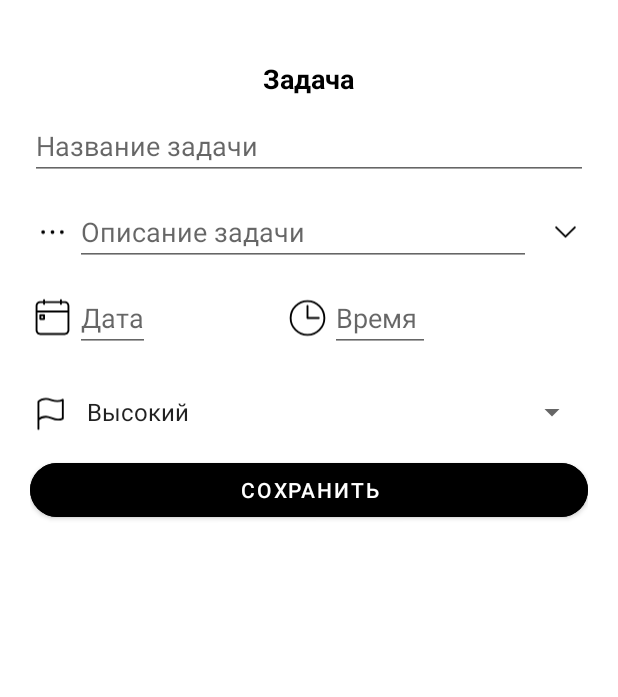
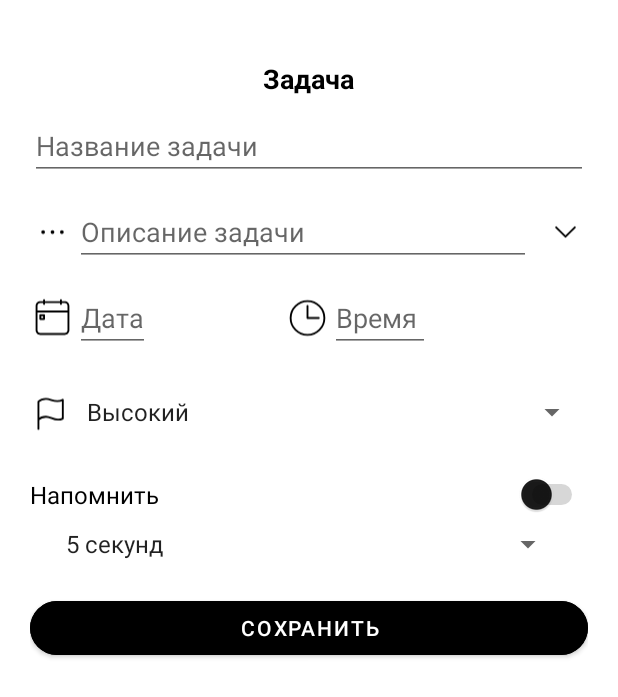
Before and after one commit to Cas-byte-per/Samurai_way, an Android app: the fragment EditTaskFragment placed in its activity, on a phone screen of 412 x 824 dp. Shown: the top 697 px of the screen. Run offline under Robolectric (Android 15) with nearby library versions, the light colour scheme and no system bars; our stand-ins replace Firebase (no records; nobody signed in at launch, a user with empty details on screens opened directly).

Commit message:
Добавление поддержки уведомлений

```diff
--- a/app/src/main/AndroidManifest.xml
+++ b/app/src/main/AndroidManifest.xml
@@ -2,6 +2,7 @@
 <manifest xmlns:android="http://schemas.android.com/apk/res/android"
     xmlns:tools="http://schemas.android.com/tools">
     <uses-permission android:name="android.permission.INTERNET"/>
+    <uses-permission android:name="android.permission.RECEIVE_BOOT_COMPLETED"/>
     <application
         android:allowBackup="true"
         android:dataExtractionRules="@xml/data_extraction_rules"
--- a/app/src/main/java/com/example/myapp/EditTaskFragment.java
+++ b/app/src/main/java/com/example/myapp/EditTaskFragment.java
@@ -1,14 +1,20 @@
 package com.example.myapp;
 
-import android.app.AlertDialog; // NEW
+import android.app.DatePickerDialog;
 import android.app.TimePickerDialog;
 import android.os.Bundle;
+import android.text.InputType;
 import android.view.LayoutInflater;
 import android.view.View;
 import android.view.ViewGroup;
+import android.widget.ArrayAdapter;
 import android.widget.Button;
+import android.widget.CompoundButton;
+import android.widget.DatePicker;
 import android.widget.EditText;
 import android.widget.ImageView;
+import android.widget.Spinner;
+import android.widget.Switch;
 import android.widget.Toast;
 
 import androidx.fragment.app.Fragment;
@@ -18,42 +24,43 @@ import org.jspecify.annotations.NonNull;
 
 import java.text.ParseException;
 import java.text.SimpleDateFormat;
+import java.util.Arrays;
 import java.util.Calendar;
 import java.util.Date;
 import java.util.Locale;
-import android.app.DatePickerDialog;
-import android.text.InputType;
-import android.widget.Spinner;
-import android.widget.ArrayAdapter;
-import java.util.Arrays;
-
-
 
 public class EditTaskFragment extends Fragment {
 
-    private static final String ARG_POSITION    = "position";    // NEW
-    private static final String ARG_TITLE       = "title";
-    private static final String ARG_DATE        = "date";
-    private static final String ARG_PRIORITY    = "priority";
-    private static final String ARG_DESCRIPTION = "description";
-    private static final String ARG_TIME = "time";
+    private static final String ARG_POSITION         = "position";
+    private static final String ARG_TITLE            = "title";
+    private static final String ARG_DATE             = "date";
+    private static final String ARG_TIME             = "time";
+    private static final String ARG_PRIORITY         = "priority";
+    private static final String ARG_DESCRIPTION      = "description";
+    private static final String ARG_NOTIFY_ENABLED   = "notifyEnabled";
+    private static final String ARG_NOTIFY_BEFORE    = "notifyBeforeHours";
 
-    private EditText titleInput, dateInput, descriptionInput, timeInput;
+    private EditText titleInput, dateInput, timeInput, descriptionInput;
     private Spinner prioritySpinner;
     private ImageView ivToggleDesc;
+    private Button saveButton;
     private boolean isDescExpanded = false;
-    private int position = -1; // NEW
+    private int position = -1;
 
-    // NEW: теперь принимаем позицию
+    private Switch switchNotify;
+    private Spinner spinnerNotifyBefore;
+
     public static EditTaskFragment newInstance(int position, Task task) {
         EditTaskFragment fragment = new EditTaskFragment();
         Bundle args = new Bundle();
-        args.putInt(ARG_POSITION, position);
-        args.putString(ARG_TITLE, task.getTitle());
-        args.putString(ARG_DATE, task.getDate());
-        args.putString(ARG_TIME, task.getTime());
-        args.putInt(ARG_PRIORITY, task.getPriority());
-        args.putString(ARG_DESCRIPTION, task.getDescription());
+        args.putInt   (ARG_POSITION,       position);
+        args.putString(ARG_TITLE,          task.getTitle());
+        args.putString(ARG_DATE,           task.getDate());
+        args.putString(ARG_TIME,           task.getTime());
+        args.putInt   (ARG_PRIORITY,       task.getPriority());
+        args.putString(ARG_DESCRIPTION,    task.getDescription());
+        args.putBoolean(ARG_NOTIFY_ENABLED,   task.isNotifyEnabled());
+        args.putInt   (ARG_NOTIFY_BEFORE, task.getNotifyBeforeHours());
         fragment.setArguments(args);
         return fragment;
     }
@@ -65,74 +72,62 @@ public class EditTaskFragment extends Fragment {
         View view = inflater.inflate(R.layout.fragment_edit_task, container, false);
 
         // findViewById
-        titleInput       = view.findViewById(R.id.etTitle);
-        dateInput        = view.findViewById(R.id.etDate);
-        timeInput = view.findViewById(R.id.etTime);
+        titleInput          = view.findViewById(R.id.etTitle);
+        dateInput           = view.findViewById(R.id.etDate);
+        timeInput           = view.findViewById(R.id.etTime);
+        descriptionInput    = view.findViewById(R.id.etDescription);
+        ivToggleDesc        = view.findViewById(R.id.ivToggleDesc);
+        saveButton          = view.findViewById(R.id.btnSave);
+        prioritySpinner     = view.findViewById(R.id.spinnerPriority);
+        switchNotify        = view.findViewById(R.id.switchNotify);
+        spinnerNotifyBefore = view.findViewById(R.id.spinnerNotifyBefore);
 
-        // Отключаем ручной ввод и скрываем курсор
+        // отключаем ручной ввод для даты и времени
         dateInput.setInputType(InputType.TYPE_NULL);
         dateInput.setCursorVisible(false);
-
         timeInput.setInputType(InputType.TYPE_NULL);
         timeInput.setCursorVisible(false);
 
-        // По клику показываем DatePickerDialog
+        // DatePickerDialog
         dateInput.setOnClickListener(v -> {
-            // Текущая дата для инициализации диалога
-            final Calendar cal = Calendar.getInstance();
-            int year  = cal.get(Calendar.YEAR);
-            int month = cal.get(Calendar.MONTH);
-            int day   = cal.get(Calendar.DAY_OF_MONTH);
-
-            DatePickerDialog picker = new DatePickerDialog(
-                    requireContext(),
-                    (view1, year1, month1, dayOfMonth) -> {
-                        // Форматируем в dd.MM.yy, год %100
+            Calendar cal = Calendar.getInstance();
+            new DatePickerDialog(requireContext(),
+                    (DatePicker dp, int y, int m, int d) -> {
                         String formatted = String.format(
-                                Locale.getDefault(),
-                                "%02d.%02d.%02d",
-                                dayOfMonth,
-                                month1 + 1,
-                                year1 % 100
-                        );
+                                Locale.getDefault(), "%02d.%02d.%02d", d, m + 1, y % 100);
                         dateInput.setText(formatted);
                     },
-                    year, month, day
-            );
-            picker.show();
+                    cal.get(Calendar.YEAR),
+                    cal.get(Calendar.MONTH),
+                    cal.get(Calendar.DAY_OF_MONTH)
+            ).show();
         });
+
+        // TimePickerDialog
         timeInput.setOnClickListener(v -> {
-            final Calendar cal = Calendar.getInstance();
-            int hour = cal.get(Calendar.HOUR_OF_DAY);
-            int minute = cal.get(Calendar.MINUTE);
+            Calendar cal = Calendar.getInstance();
             new TimePickerDialog(requireContext(),
-                    (view1, h, m) -> {
+                    (tp, h, m) -> {
                         String fmt = String.format(Locale.getDefault(), "%02d:%02d", h, m);
                         timeInput.setText(fmt);
                     },
-                    hour, minute, true
+                    cal.get(Calendar.HOUR_OF_DAY),
+                    cal.get(Calendar.MINUTE),
+                    true
             ).show();
         });
 
-        // 1) Находим Spinner
-        prioritySpinner = view.findViewById(R.id.spinnerPriority);
-
-        // 2) Готовим список опций
+        // приоритеты
         String[] priorities = {"Высокий", "Средний", "Низкий"};
-        ArrayAdapter<String> adapter = new ArrayAdapter<>(
+        ArrayAdapter<String> priAdapter = new ArrayAdapter<>(
                 requireContext(),
                 android.R.layout.simple_spinner_item,
                 Arrays.asList(priorities)
         );
+        priAdapter.setDropDownViewResource(android.R.layout.simple_spinner_dropdown_item);
+        prioritySpinner.setAdapter(priAdapter);
 
-        adapter.setDropDownViewResource(android.R.layout.simple_spinner_dropdown_item);
-        prioritySpinner.setAdapter(adapter);
-
-        descriptionInput = view.findViewById(R.id.etDescription);
-        ivToggleDesc     = view.findViewById(R.id.ivToggleDesc);
-        Button saveButton   = view.findViewById(R.id.btnSave);
-
-        // раскладка описания
+        // разворот описания
         descriptionInput.setMaxLines(1);
         ivToggleDesc.setImageResource(R.drawable.ic_down);
         ivToggleDesc.setOnClickListener(v -> {
@@ -146,35 +141,56 @@ public class EditTaskFragment extends Fragment {
             isDescExpanded = !isDescExpanded;
         });
 
-        // получаем аргументы
+        // Spinner для уведомлений
+        ArrayAdapter<CharSequence> notifyAdapter = ArrayAdapter.createFromResource(
+                requireContext(),
+                R.array.notify_hours,
+                android.R.layout.simple_spinner_item
+        );
+        notifyAdapter.setDropDownViewResource(android.R.layout.simple_spinner_dropdown_item);
+        spinnerNotifyBefore.setAdapter(notifyAdapter);
+
+        // включение/отключение Spinner
+        switchNotify.setOnCheckedChangeListener((CompoundButton btn, boolean isChecked) ->
+                spinnerNotifyBefore.setEnabled(isChecked)
+        );
+
+        // заполнение полей при редактировании
         if (getArguments() != null) {
-            position = getArguments().getInt(ARG_POSITION, -1); // NEW
+            position = getArguments().getInt(ARG_POSITION, -1);
             titleInput.setText(getArguments().getString(ARG_TITLE));
             dateInput.setText(getArguments().getString(ARG_DATE));
             timeInput.setText(getArguments().getString(ARG_TIME, ""));
-            int prio = getArguments().getInt(ARG_PRIORITY, 1);   // 1–3
+            int prio = getArguments().getInt(ARG_PRIORITY, 1);
             prioritySpinner.setSelection(prio - 1);
             descriptionInput.setText(getArguments().getString(ARG_DESCRIPTION));
+
+            boolean notifyOn = getArguments().getBoolean(ARG_NOTIFY_ENABLED, false);
+            int beforeHours = getArguments().getInt(ARG_NOTIFY_BEFORE, 1);
+            switchNotify.setChecked(notifyOn);
+            spinnerNotifyBefore.setSelection(beforeHours - 1);
+            spinnerNotifyBefore.setEnabled(notifyOn);
         }
 
-        // SAVE логика (как было)
+        // сохранение
         saveButton.setOnClickListener(v -> {
-            String title       = titleInput.getText().toString().trim();
-            String date        = dateInput.getText().toString().trim();
-            String time = timeInput.getText().toString().trim();
-            int prio = prioritySpinner.getSelectedItemPosition() + 1;
-            String description = descriptionInput.getText().toString().trim();
+            String title = titleInput.getText().toString().trim();
+            String date  = dateInput.getText().toString().trim();
+            String time  = timeInput.getText().toString().trim();
+            int prio     = prioritySpinner.getSelectedItemPosition() + 1;
+            String desc  = descriptionInput.getText().toString().trim();
 
             if (title.isEmpty()) {
                 Toast.makeText(getContext(), "Введите название задачи", Toast.LENGTH_SHORT).show();
                 return;
             }
-            // валидируем дату...
+            // проверка даты
             SimpleDateFormat sdf = new SimpleDateFormat("dd.MM.yy", Locale.getDefault());
             sdf.setLenient(false);
             Date enteredDate;
-            try { enteredDate = sdf.parse(date); }
-            catch (ParseException e) {
+            try {
+                enteredDate = sdf.parse(date);
+            } catch (ParseException e) {
                 Toast.makeText(getContext(), "Дата некорректна. Проверьте день и месяц.", Toast.LENGTH_SHORT).show();
                 return;
             }
@@ -182,9 +198,8 @@ public class EditTaskFragment extends Fragment {
                 Toast.makeText(getContext(), "Нельзя ставить задачу на прошедшую дату", Toast.LENGTH_SHORT).show();
                 return;
             }
-            // ─────══ Проверка времени, если оно указано ══─────
+            // проверка времени
             if (!time.isEmpty()) {
-                    // объединяем дату и время
                 String dt = date + " " + time;
                 SimpleDateFormat sdfDT = new SimpleDateFormat("dd.MM.yy HH:mm", Locale.getDefault());
                 sdfDT.setLenient(false);
@@ -195,27 +210,30 @@ public class EditTaskFragment extends Fragment {
                     Toast.makeText(getContext(), "Время некорректно. Проверьте часы и минуты.", Toast.LENGTH_SHORT).show();
                     return;
                 }
-                    // если сочетание «дата+время» раньше сейчас — ошибка
                 if (enteredDateTime.before(new Date())) {
                     Toast.makeText(getContext(), "Нельзя ставить дедлайн в прошлом", Toast.LENGTH_SHORT).show();
                     return;
                 }
             }
+
+            // параметры уведомления
+            boolean notifyOn = switchNotify.isChecked();
+            int beforeHours = spinnerNotifyBefore.getSelectedItemPosition() + 1;
+
             Bundle result = new Bundle();
-            result.putString("title", title);
-            result.putString("date", date);
-            result.putInt(ARG_PRIORITY, prio);
-            result.putString("description", description);
-            result.putString("time",time);
+            result.putString("title",       title);
+            result.putString("date",        date);
+            result.putString("time",        time);
+            result.putInt   (ARG_PRIORITY,  prio);
+            result.putString("description", desc);
+            result.putBoolean(ARG_NOTIFY_ENABLED, notifyOn);
+            result.putInt   (ARG_NOTIFY_BEFORE, beforeHours);
 
             if (getArguments() != null && getArguments().containsKey(ARG_POSITION)) {
-                int pos = getArguments().getInt(ARG_POSITION);
-                result.putInt("position", pos);
-                getParentFragmentManager()
-                        .setFragmentResult("task_update_result", result);
+                result.putInt("position", getArguments().getInt(ARG_POSITION));
+                getParentFragmentManager().setFragmentResult("task_update_result", result);
             } else {
-                getParentFragmentManager()
-                        .setFragmentResult("task_add_result", result);
+                getParentFragmentManager().setFragmentResult("task_add_result", result);
             }
 
             requireActivity().onBackPressed();
@@ -227,10 +245,10 @@ public class EditTaskFragment extends Fragment {
     private Date removeTime(Date date) {
         Calendar cal = Calendar.getInstance();
         cal.setTime(date);
-        cal.set(Calendar.HOUR_OF_DAY, 0);
-        cal.set(Calendar.MINUTE, 0);
-        cal.set(Calendar.SECOND, 0);
-        cal.set(Calendar.MILLISECOND, 0);
+        cal.set(Calendar.HOUR_OF_DAY,   0);
+        cal.set(Calendar.MINUTE,        0);
+        cal.set(Calendar.SECOND,        0);
+        cal.set(Calendar.MILLISECOND,   0);
         return cal.getTime();
     }
 }
--- a/app/src/main/java/com/example/myapp/MainActivity.java
+++ b/app/src/main/java/com/example/myapp/MainActivity.java
@@ -31,7 +31,6 @@ public class MainActivity extends AppCompatActivity {
                     )
                     .commit();
         }
-
         BottomNavigationView nav = findViewById(R.id.bottom_navigation);
         nav.setOnItemSelectedListener(item -> {
             Fragment f = item.getItemId() == R.id.nav_profile
--- a/app/src/main/java/com/example/myapp/TaskListFragment.java
+++ b/app/src/main/java/com/example/myapp/TaskListFragment.java
@@ -115,7 +115,6 @@ public class TaskListFragment extends Fragment {
                     .thenComparing(Task::getPriority));
             adapter.notifyDataSetChanged();
         });
-
         getParentFragmentManager().setFragmentResultListener(
                 "task_add_result", this, (key, bundle) -> {
                     String title = bundle.getString("title");
--- /dev/null
+++ b/app/src/main/res/color/switch_thumb_color.xml
@@ -0,0 +1,7 @@
+<?xml version="1.0" encoding="utf-8"?>
+<selector xmlns:android="http://schemas.android.com/apk/res/android">
+    <!-- розовый, когда переключатель включён -->
+    <item android:color="@color/pink" android:state_checked="true"/>
+    <!-- серый или системный, когда выключен -->
+    <item android:color="#E6000000"/>
+</selector>
--- /dev/null
+++ b/app/src/main/res/color/switch_track_color.xml
@@ -0,0 +1,5 @@
+<?xml version="1.0" encoding="utf-8"?>
+<selector xmlns:android="http://schemas.android.com/apk/res/android">
+    <item android:color="@color/pink" android:state_checked="true"/>
+    <item android:color="?android:attr/colorControlNormal"/>
+</selector>
--- a/app/src/main/res/layout/fragment_edit_task.xml
+++ b/app/src/main/res/layout/fragment_edit_task.xml
@@ -131,7 +131,33 @@
             android:layout_marginTop="16dp"
             android:layout_marginBottom="16dp"/>
     </LinearLayout>
+        <LinearLayout
+            android:layout_width="match_parent"
+            android:layout_height="wrap_content"
+            android:orientation="vertical"
+            android:gravity="center_vertical"
+            android:layout_marginTop="16dp"
+            android:paddingBottom="20dp">
 
+            <Switch
+                android:id="@+id/switchNotify"
+                android:layout_width="match_parent"
+                android:layout_height="wrap_content"
+                android:textSize="16dp"
+                android:text="Напомнить"
+                android:paddingBottom="10dp"
+                android:trackTint="@color/switch_track_color"
+                android:thumbTint="@color/switch_thumb_color"/>
+
+            <Spinner
+                android:id="@+id/spinnerNotifyBefore"
+                android:entries="@array/notify_hours"
+                android:layout_width="match_parent"
+                android:layout_height="wrap_content"
+                android:layout_marginStart="16dp"
+                android:layout_marginEnd="16dp"
+                android:enabled="false" />
+        </LinearLayout>
         <Button
             android:id="@+id/btnSave"
             style="@style/Widget.MaterialComponents.Button"
--- /dev/null
+++ b/app/src/main/res/values/arrays.xml
@@ -0,0 +1,14 @@
+<?xml version="1.0" encoding="utf-8"?>
+<resources>
+    <string-array name="notify_hours">
+        <item>5 секунд</item>
+        <item>15 минут</item>
+        <item>30 минут</item>
+        <item>1 час</item>
+        <item>3 часа</item>
+        <item>5 часов</item>
+        <item>8 часов</item>
+        <item>12 часов</item>
+        <item>24 часа</item>
+    </string-array>
+</resources>
```
Also changed, not shown: app/src/main/java/com/example/myapp/Task.java (+19 -3 lines), app/src/main/res/drawable/ic_notification.xml (added, +7 -0 lines). Lines whose indentation alone changed are shown as unchanged.
